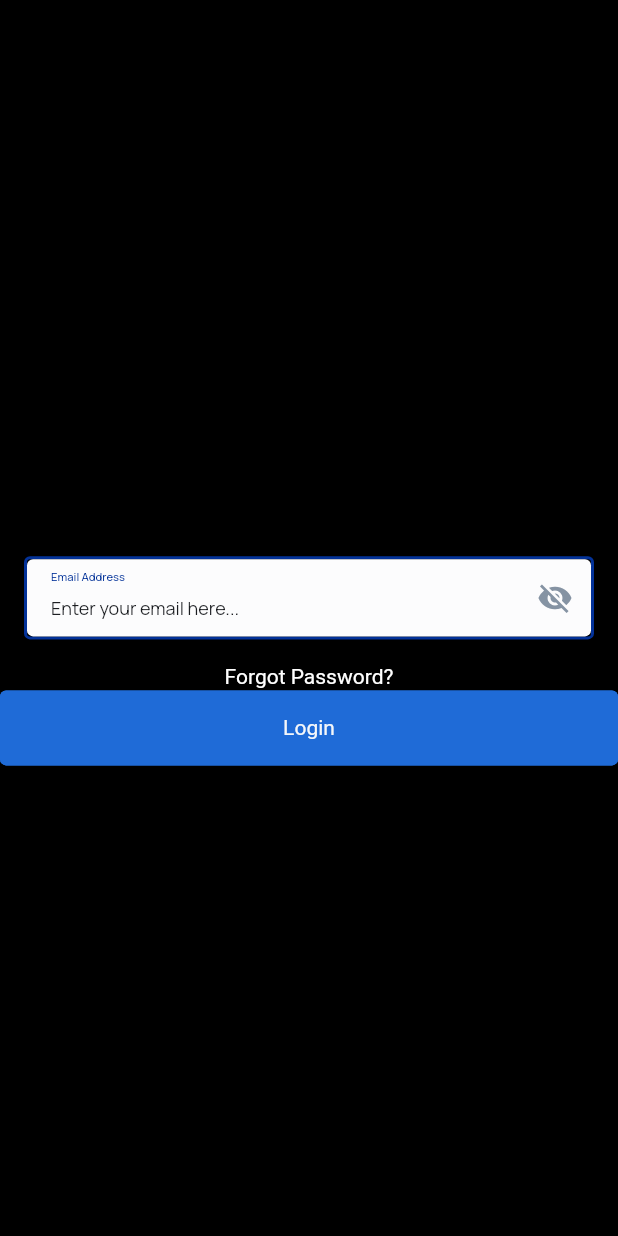
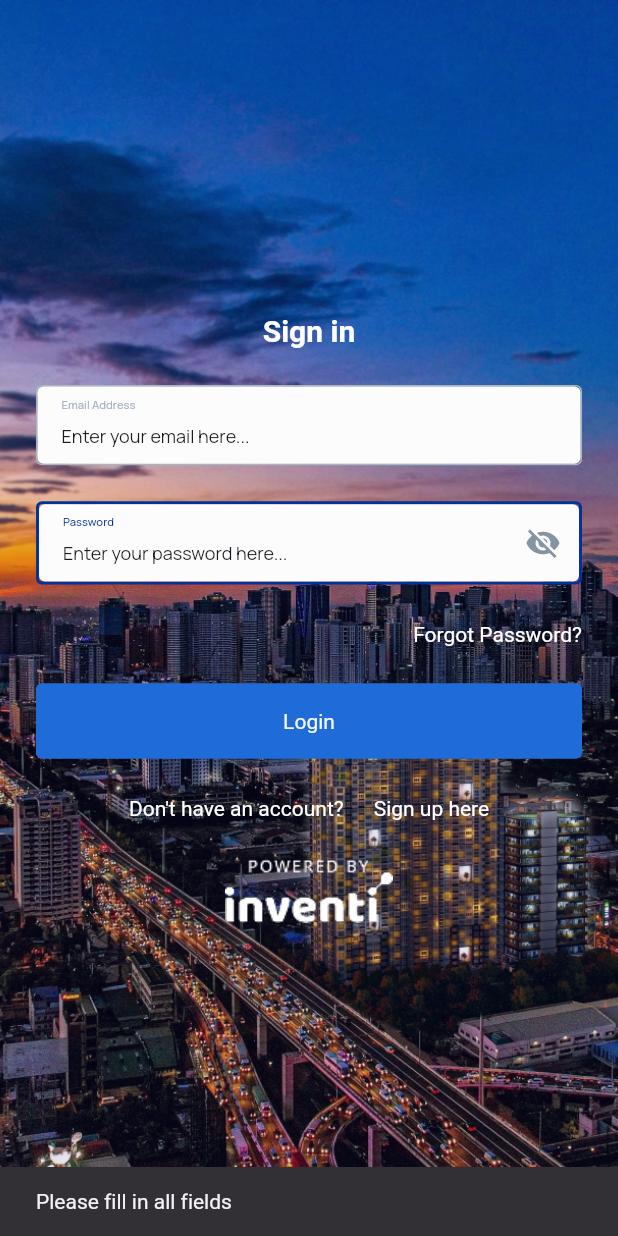
Before and after one commit to Luwesss/inventi-exam, a Flutter app: the screen it shows after launch, after a tap on "Login", on a phone screen of 412 x 824 dp. Run offline on Flutter 3.47's test engine with Material 3 defaults, Android fonts, the phone set to English and light mode, and no system bars; our stand-ins replace flutter_dotenv, flutter_native_splash, go_router, google_fonts; project files that could hold a hidden picture were left out.

Commit message:
feat: created login screen with initial navigation

```diff
--- /dev/null
+++ b/lib/common/widgets/spacing/custom_spacer.dart
@@ -0,0 +1,15 @@
+import 'package:flutter/material.dart';
+import 'package:inventi_exam/utils/constants/sizes.dart';
+
+class CustomSpacer extends StatelessWidget {
+  const CustomSpacer({
+    super.key,
+  });
+
+  @override
+  Widget build(BuildContext context) {
+    return SizedBox(
+      height: InventiExamSizes.defaultSpace,
+    );
+  }
+}
--- a/lib/features/authentication/screens/login/login.dart
+++ b/lib/features/authentication/screens/login/login.dart
@@ -1,46 +1,19 @@
 import 'package:flutter/material.dart';
-import 'package:inventi_exam/common/widgets/buttons/custom_filled_button.dart';
-import 'package:inventi_exam/common/widgets/buttons/custom_text_button.dart';
-import 'package:inventi_exam/common/widgets/input_fields/custom_text_field.dart';
-import 'package:inventi_exam/utils/constants/colors.dart';
-import 'package:inventi_exam/utils/constants/text_strings.dart';
+import 'package:inventi_exam/features/authentication/screens/login/widgets/login_background_image.dart';
+import 'package:inventi_exam/features/authentication/screens/login/widgets/login_background_overlay.dart';
+import 'package:inventi_exam/features/authentication/screens/login/widgets/login_component_container.dart';
 
 class LoginScreen extends StatelessWidget {
   const LoginScreen({super.key});
 
   @override
   Widget build(BuildContext context) {
-    final TextEditingController controller = TextEditingController();
     return Scaffold(
-      backgroundColor: Colors.black,
-      body: Column(
-        mainAxisAlignment: MainAxisAlignment.center,
+      body: Stack(
         children: [
-          Text(
-            'Login Screen',
-            style: TextStyle(
-              color: Colors.black,
-              fontSize: 32,
-              fontWeight: FontWeight.bold,
-            ),
-          ),
-          Padding(
-            padding: EdgeInsets.all(16.0),
-            child: CustomTextField(
-              controller: controller,
-              borderColor: InventiExamColors.brandBase,
-              label: LoginScreenTexts.emailFieldLabel,
-              hint: LoginScreenTexts.emailFieldHint,
-              isPassword: true,
-            ),
-          ),
-          CustomTextButton(
-            text: LoginScreenTexts.forgotPassword,
-          ),
-          CustomFilledButton(
-            text: LoginScreenTexts.login,
-            onPressed: (){},
-          ),
+          LoginBackgroundImage(),
+          LoginBackgroundOverlay(),
+          LoginComponentContainer(),
         ],
       ),
     );
--- /dev/null
+++ b/lib/features/authentication/screens/login/widgets/login_background_image.dart
@@ -0,0 +1,18 @@
+import 'package:flutter/material.dart';
+import 'package:inventi_exam/utils/constants/image_strings.dart';
+
+class LoginBackgroundImage extends StatelessWidget {
+  const LoginBackgroundImage({
+    super.key,
+  });
+
+  @override
+  Widget build(BuildContext context) {
+    return Positioned.fill(
+      child: Image.asset(
+        InventiExamImages.loginBackground,
+        fit: BoxFit.cover,
+      ),
+    );
+  }
+}
--- /dev/null
+++ b/lib/features/authentication/screens/login/widgets/login_background_overlay.dart
@@ -0,0 +1,17 @@
+import 'package:flutter/material.dart';
+import 'package:inventi_exam/utils/constants/colors.dart';
+
+class LoginBackgroundOverlay extends StatelessWidget {
+  const LoginBackgroundOverlay({
+    super.key,
+  });
+
+  @override
+  Widget build(BuildContext context) {
+    return Positioned.fill(
+      child: Container(
+        color: InventiExamColors.neutral900B5,
+      ),
+    );
+  }
+}
--- /dev/null
+++ b/lib/features/authentication/screens/login/widgets/login_component_container.dart
@@ -0,0 +1,61 @@
+import 'package:flutter/material.dart';
+import 'package:inventi_exam/common/widgets/buttons/custom_text_button.dart';
+import 'package:inventi_exam/common/widgets/spacing/custom_spacer.dart';
+import 'package:inventi_exam/features/authentication/screens/login/widgets/login_form.dart';
+import 'package:inventi_exam/utils/constants/image_strings.dart';
+import 'package:inventi_exam/utils/constants/sizes.dart';
+import 'package:inventi_exam/utils/constants/text_strings.dart';
+
+class LoginComponentContainer extends StatelessWidget {
+  const LoginComponentContainer({
+    super.key,
+  });
+
+  @override
+  Widget build(BuildContext context) {
+    return Padding(
+      padding: const EdgeInsets.symmetric(
+          horizontal: InventiExamSizes.sideMargins),
+      child: Column(
+        mainAxisSize: MainAxisSize.max,
+        mainAxisAlignment: MainAxisAlignment.center,
+        children: [
+          Text(
+            LoginScreenTexts.loginTitle,
+            style: Theme.of(context).textTheme.titleLarge!,
+          ),
+          CustomSpacer(),
+          LoginForm(),
+          CustomSpacer(),
+          Row(
+            mainAxisAlignment: MainAxisAlignment.center,
+            children: [
+              Padding(
+                padding: const EdgeInsets.symmetric(horizontal: 8),
+                child: Text(
+                  LoginScreenTexts.notSubscriber,
+                  style: Theme.of(context).textTheme.bodyMedium!,
+                ),
+              ),
+              SizedBox(
+                width: 4,
+              ),
+              Padding(
+                padding: const EdgeInsets.symmetric(horizontal: 8),
+                child: CustomTextButton(
+                  text: LoginScreenTexts.subscribeHere,
+                ),
+              ),
+            ],
+          ),
+          CustomSpacer(),
+          Image.asset(
+            InventiExamImages.poweredByInventiLogo,
+            width: 113,
+            height: 43.56,
+          ),
+        ],
+      ),
+    );
+  }
+}
--- /dev/null
+++ b/lib/features/authentication/screens/login/widgets/login_form.dart
@@ -0,0 +1,69 @@
+import 'package:flutter/material.dart';
+import 'package:go_router/go_router.dart';
+import 'package:inventi_exam/common/widgets/buttons/custom_filled_button.dart';
+import 'package:inventi_exam/common/widgets/buttons/custom_text_button.dart';
+import 'package:inventi_exam/common/widgets/input_fields/custom_text_field.dart';
+import 'package:inventi_exam/common/widgets/spacing/custom_spacer.dart';
+import 'package:inventi_exam/routes/routes.dart';
+import 'package:inventi_exam/utils/constants/colors.dart';
+import 'package:inventi_exam/utils/constants/text_strings.dart';
+
+class LoginForm extends StatefulWidget {
+  const LoginForm({super.key});
+
+  @override
+  State<LoginForm> createState() => _LoginFormState();
+}
+
+class _LoginFormState extends State<LoginForm> {
+  final TextEditingController emailController = TextEditingController();
+  final TextEditingController passwordController = TextEditingController();
+
+  void _handleLogin(BuildContext context) {
+    final email = emailController.text.trim();
+    final password = passwordController.text.trim();
+
+    if (email.isEmpty || password.isEmpty) {
+      ScaffoldMessenger.of(context).showSnackBar(
+        SnackBar(content: Text('Please fill in all fields')),
+      );
+      return;
+    }
+
+    context.go(InventiExamRoutes.home);
+  }
+
+  @override
+  Widget build(BuildContext context) {
+    return Column(
+      children: [
+        CustomTextField(
+          controller: emailController,
+          borderColor: InventiExamColors.neutral300,
+          label: LoginScreenTexts.emailFieldLabel,
+          hint: LoginScreenTexts.emailFieldHint,
+        ),
+        CustomSpacer(),
+        CustomTextField(
+          controller: passwordController,
+          borderColor: InventiExamColors.brandBase,
+          label: LoginScreenTexts.passwordFieldLabel,
+          hint: LoginScreenTexts.passwordFieldHint,
+          isPassword: true,
+        ),
+        CustomSpacer(),
+        Align(
+          alignment: Alignment.centerRight,
+          child: CustomTextButton(
+            text: LoginScreenTexts.forgotPassword,
+          ),
+        ),
+        CustomSpacer(),
+        CustomFilledButton(
+          text: LoginScreenTexts.login,
+          onPressed: () => _handleLogin(context),
+        ),
+      ],
+    );
+  }
+}
--- a/lib/utils/constants/image_strings.dart
+++ b/lib/utils/constants/image_strings.dart
@@ -3,5 +3,6 @@ class InventiExamImages {
   // -- Logos
   static const String inventiLogo = "assets/logos/inventi-logo.png";
   static const String poweredByInventiLogo =
-      "assets/logos/powered-by-inventi.png";
+      "assets/images/powered-by-inventi.png";
+  static const String loginBackground = "assets/images/login-background.jpg";
 }
--- a/lib/utils/constants/sizes.dart
+++ b/lib/utils/constants/sizes.dart
@@ -1,5 +1,7 @@
 class InventiExamSizes {
   static const double cornerRadius = 4;
   static const double iconSize = 24;
+  static const double sideMargins = 24;
+  static const double defaultSpace = 24;
   static const double buttonHeight = 50;
 }
--- a/pubspec.yaml
+++ b/pubspec.yaml
@@ -44,5 +44,6 @@ flutter:
     - assets/logos/
     - assets/icons/
     - assets/fonts/
+    - assets/images/
     - .env
   #--------------- LOCAL FONTS ------------------#
```
Also changed, not shown: assets/images/powered-by-inventi.png (added), assets/logos/powered-by-inventi.svg (deleted).
